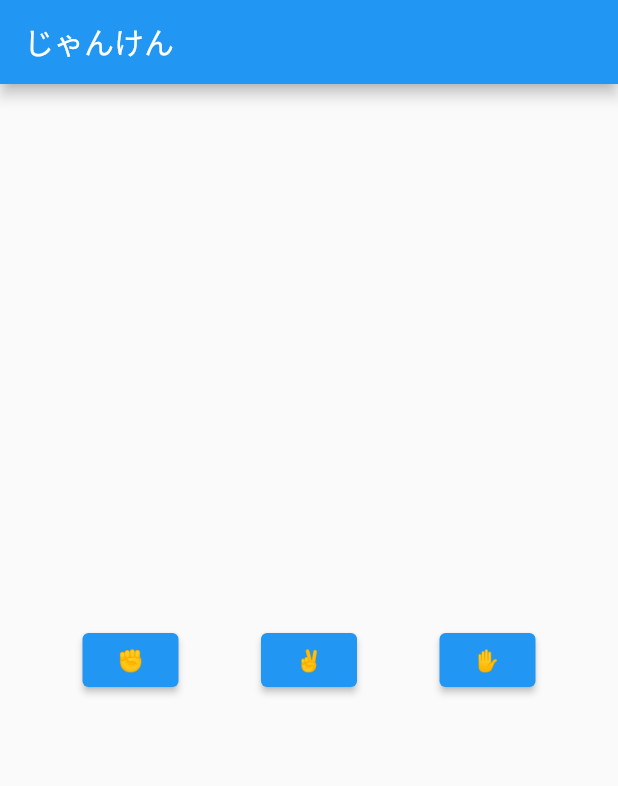
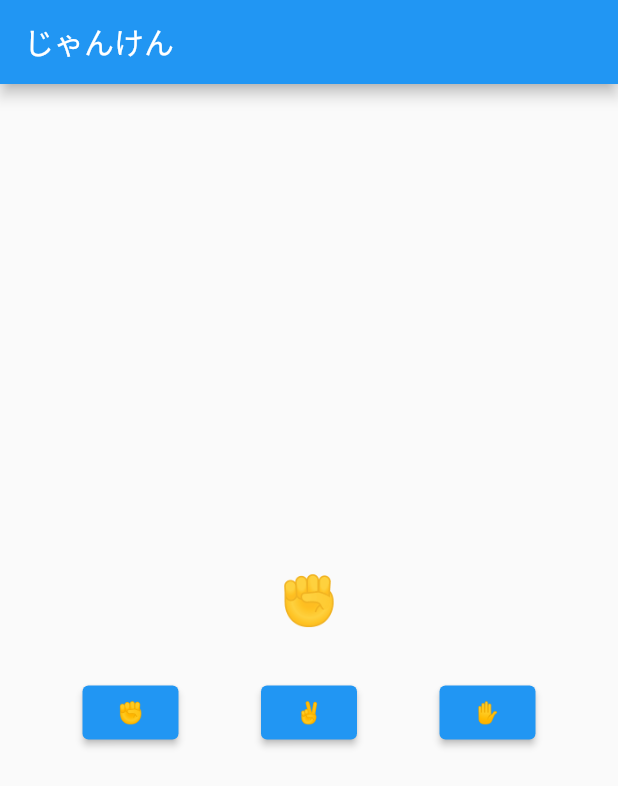
Before and after one commit to fukushimasurao/flutter_practioce_janken, a Flutter app: the screen it shows after launch, on a phone screen of 412 x 824 dp. Shown: the top 786 px of the screen. Run offline on Flutter 3.47's test engine with Material 2 defaults, Android fonts, the phone set to English and light mode, and no system bars.

Commit message:
選択したボタンが出力される場所を用意した。

```diff
--- a/lib/main.dart
+++ b/lib/main.dart
@@ -30,7 +30,12 @@ class _JankenPageState extends State<JankenPage> {
         title: const Text('じゃんけん'),
       ),
       body: Center(
-        child: Row(
+        child: Column(
+          mainAxisAlignment: MainAxisAlignment.center,
+          children: [
+            const Text('✊', style: TextStyle(fontSize: 32)),
+            const SizedBox(height: 32),
+            Row(
               mainAxisAlignment: MainAxisAlignment.spaceEvenly,
               children: [
                 ElevatedButton(
@@ -53,6 +58,8 @@ class _JankenPageState extends State<JankenPage> {
                 ),
               ],
             ),
+          ],
+        ),
       ),
     );
   }
```
Lines whose indentation alone changed are shown as unchanged.
